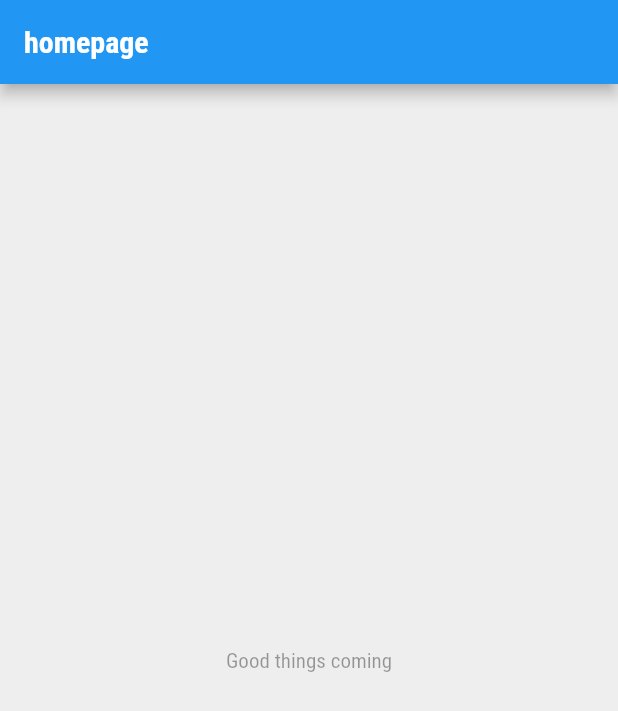
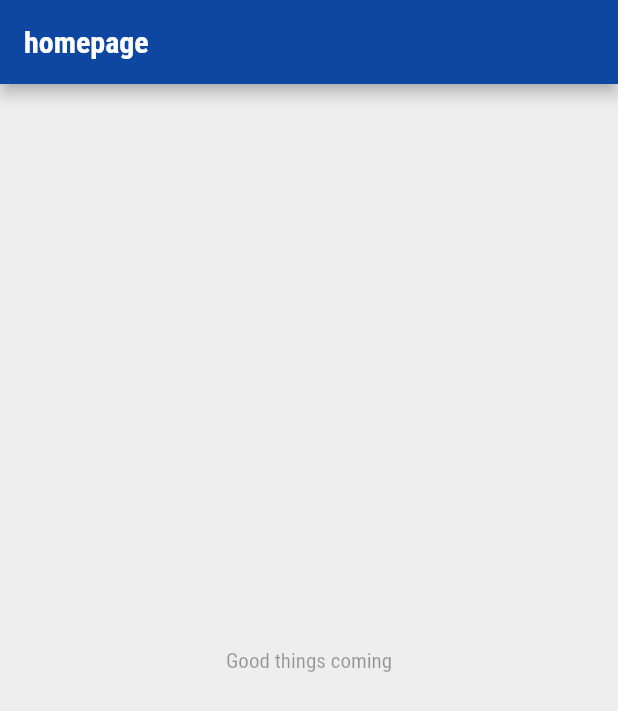
Before and after one commit to HussamKayed/Student_Assistant, a Flutter app: the screen it shows after launch, on a phone screen of 412 x 824 dp. Shown: the top 711 px of the screen. Run offline on Flutter 3.47's test engine with Material 2 defaults, Android fonts, the phone set to English and light mode, and no system bars.

Commit message:
fixing app bar color

```diff
--- a/lib/main.dart
+++ b/lib/main.dart
@@ -12,6 +12,7 @@ class MyApp extends StatelessWidget {
         title: "IE_GPA_Calculator",
         theme: ThemeData(
             primarySwatch: Colors.blue,
+            primaryColor: Colors.blue.shade900,
             accentColor: Colors.white,
             canvasColor: Color.fromRGBO(238, 238, 238, 1),
             fontFamily: "RobotoCondensed",
@@ -61,7 +62,10 @@ class _MyHomePageState extends State<MyHomePage> {
   @override
   Widget build(BuildContext context) {
     return Scaffold(
-      appBar: AppBar(title: Text("homepage")),
+      appBar: AppBar(
+        title: Text("homepage"),
+        backgroundColor: Theme.of(context).primaryColor,
+      ),
       body: Center(child: Text("Good things coming")),
     );
   }
```
